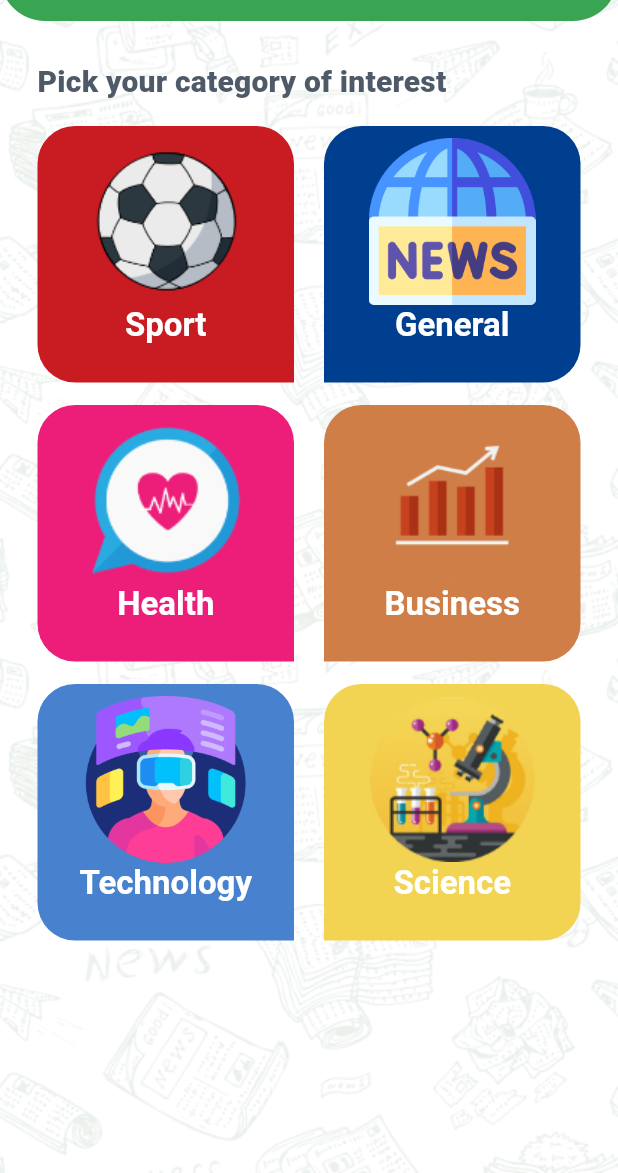
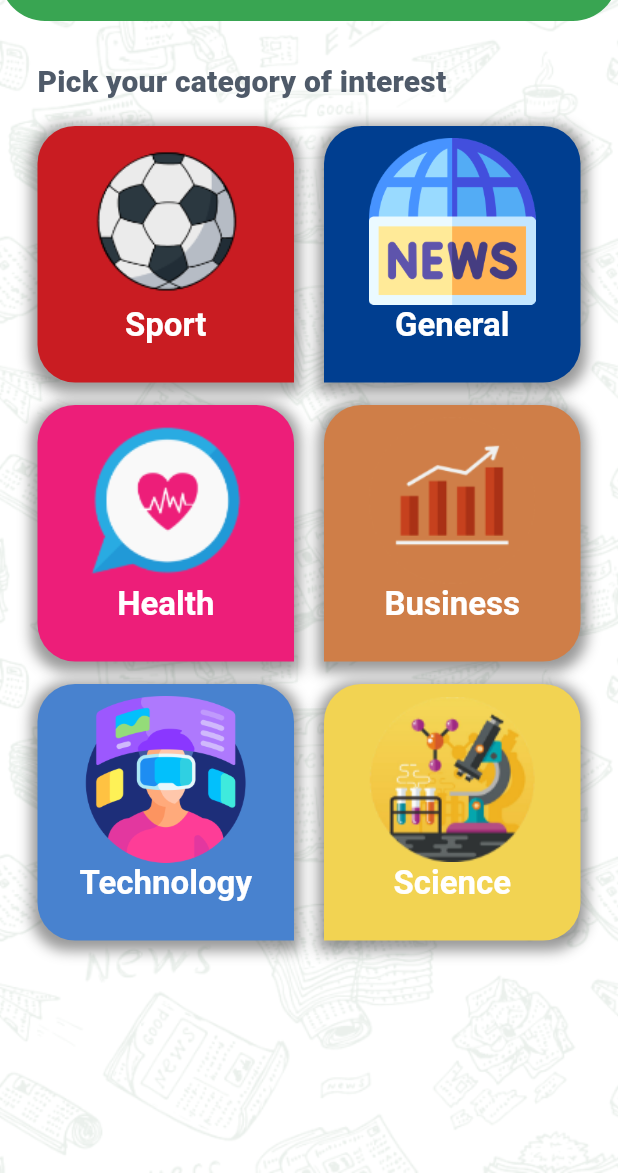
Before and after one commit to M-Tash/news, a Flutter app: the screen it shows after launch, on a phone screen of 412 x 824 dp, the part 63-1236 px from its top. Run offline on Flutter 3.47's test engine with Material 3 defaults, Android fonts, the phone set to English and light mode, and no system bars; our stand-ins replace bloc, cached_network_image, connectivity_plus, flutter_bloc, hive; accounts and stored records are empty; generated files the repository leaves out were written again.

Commit message:
small edit in UI

```diff
--- /dev/null
+++ b/devtools_options.yaml
@@ -0,0 +1 @@
+extensions:
--- a/lib/config/theme/my_theme.dart
+++ b/lib/config/theme/my_theme.dart
@@ -12,6 +12,7 @@ class MyTheme {
   static Color blueColor = const Color(0xff4882CF);
   static Color yellowColor = const Color(0xffF2D352);
   static ThemeData lightMode = ThemeData(
+    colorScheme: const ColorScheme.light(primary: Color(0xff39A552)),
     appBarTheme: AppBarTheme(
         iconTheme: IconThemeData(color: whiteColor),
         backgroundColor: primaryColor,
--- a/lib/feature/category_page/category_details_view.dart
+++ b/lib/feature/category_page/category_details_view.dart
@@ -48,10 +48,8 @@ class _CategoryDetailsState extends State<CategoryDetails> {
               ],
             );
           } else if (state is SourceLoadingState) {
-            return Center(
-              child: CircularProgressIndicator(
-                backgroundColor: MyTheme.primaryColor,
-              ),
+            return const Center(
+              child: CircularProgressIndicator(),
             );
           } else {
             return Text(AppLocalizations.of(context)!.try_again);
--- a/lib/feature/category_page/widgets/category_item.dart
+++ b/lib/feature/category_page/widgets/category_item.dart
@@ -12,6 +12,14 @@ class CategoryItem extends StatelessWidget {
   Widget build(BuildContext context) {
     return Container(
       decoration: BoxDecoration(
+          boxShadow: [
+            BoxShadow(
+              color: Colors.black.withOpacity(0.4),
+              spreadRadius: 4,
+              blurRadius: 7,
+              offset: const Offset(0, 3), // changes position of shadow
+            ),
+          ],
           color: category.color,
           borderRadius: BorderRadius.only(
             topLeft: const Radius.circular(25),
--- a/lib/feature/home_page/widgets/home_drawer.dart
+++ b/lib/feature/home_page/widgets/home_drawer.dart
@@ -35,7 +35,7 @@ class HomeDrawer extends StatelessWidget {
           child: Row(
             children: [
               const SizedBox(width: 10),
-              Icon(
+              const Icon(
                 CupertinoIcons.list_bullet,
                 size: 40,
               ),
--- a/pubspec.yaml
+++ b/pubspec.yaml
@@ -40,8 +40,6 @@ dependencies:
   http: ^1.2.0
   url_launcher: ^6.2.5
   cached_network_image: ^3.3.1
-  provider: ^6.1.2
-  anim_search_bar: ^2.0.3
   flutter_bloc: ^8.1.4
   bloc: ^8.1.4
   hive: ^2.2.3
```
Also changed, not shown: lib/feature/news_page/news_widget_view.dart (+3 -5 lines), lib/feature/news_page/widgets/details_screen.dart (+8 -7 lines), lib/feature/news_page/widgets/news_item.dart (+15 -6 lines), pubspec.lock.
